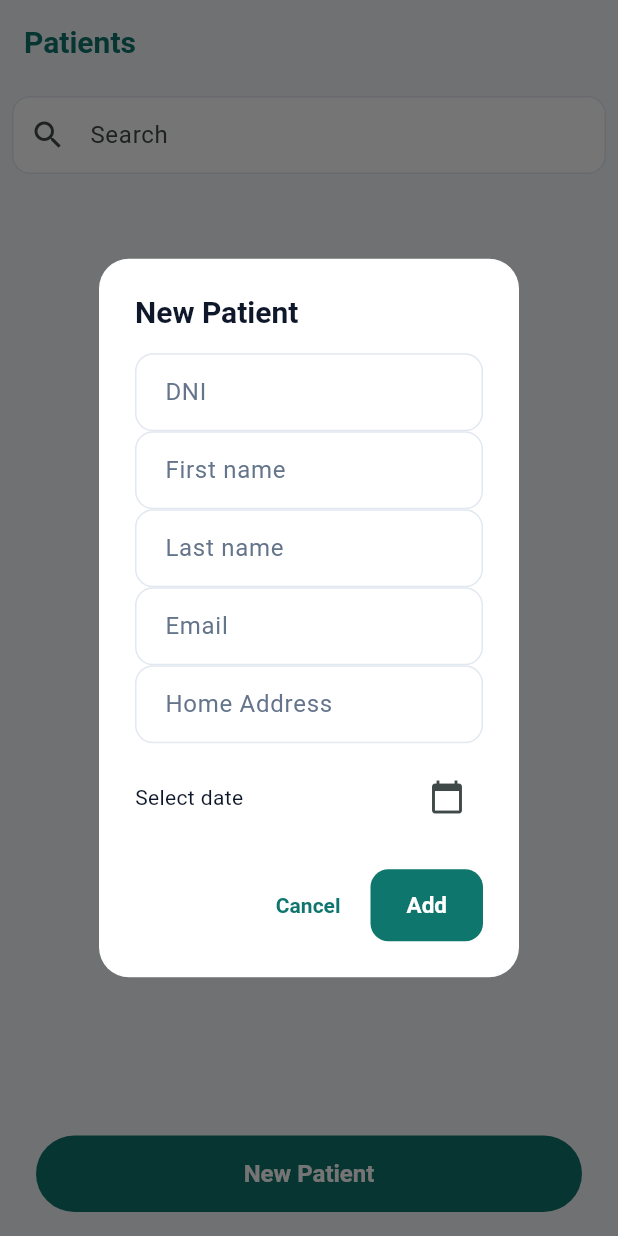
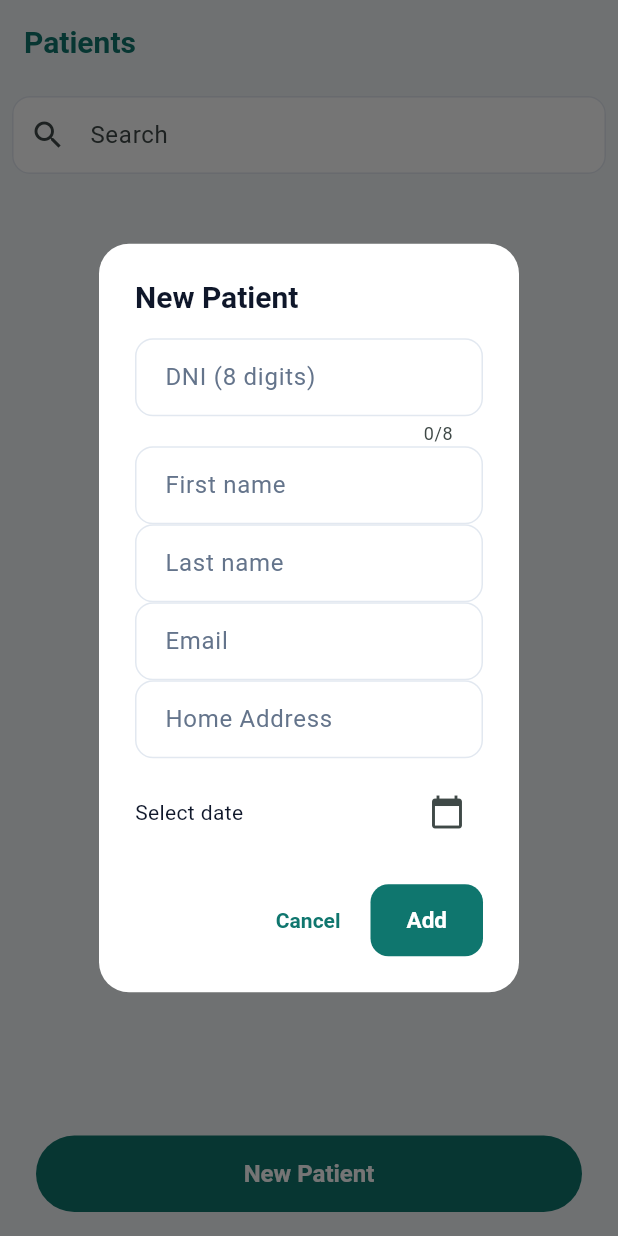
Before and after one commit to Dentify-Mobile-2026/FlutterMobileApp-Repository, a Flutter app: the PatientsView screen opened directly, after a tap on "New Patient", on a phone screen of 412 x 824 dp. Run offline on Flutter 3.47's test engine with Material 3 defaults, Android fonts, the phone set to English and light mode, and no system bars; our stand-ins replace dio, flutter_riverpod, retrofit, shared_preferences; accounts and stored records are empty; generated files the repository leaves out were written again; network calls fail.

Commit message:
fix: resolve patient creation, DNI validation, token storage on register, 404 handling, and add execution guides

```diff
--- a/lib/core/network/api_constants.dart
+++ b/lib/core/network/api_constants.dart
@@ -2,7 +2,7 @@ class ApiConstants {
   /// URL del servicio web. Se puede cambiar al compilar: --dart-define=API_BASE_URL=http://localhost:8080/api/
   static const String baseUrl = String.fromEnvironment(
     'API_BASE_URL',
-    defaultValue: "https://backend-repository-8k4q.onrender.com/api/",
+    defaultValue: "http://localhost:8080/api/",
   );
 
   static Uri endpoint(String baseUrl, String path) {
--- a/lib/iam/presentation/viewmodel/register_view_model.dart
+++ b/lib/iam/presentation/viewmodel/register_view_model.dart
@@ -1,3 +1,4 @@
+import 'package:dentify_flutter/iam/data/storage/token_storage.dart';
 import 'package:flutter_riverpod/flutter_riverpod.dart';
 import '../../domain/usecases/register_use_case.dart';
 import '../../domain/model/register.dart';
@@ -32,6 +33,7 @@ class RegisterViewModel extends StateNotifier<Login?> {
         trial: trial,
       );
       final response = await registerUseCase(registerModel);
+      await TokenStorage.saveTokens(response.accessToken, response.refreshToken);
       state = response;
       errorMessage = null;
     } catch (e) {
--- a/lib/inventory/data/remote/services/item_service.dart
+++ b/lib/inventory/data/remote/services/item_service.dart
@@ -25,6 +25,8 @@ class ItemService {
       print("BODY: ${response.body}");
       final List<dynamic> jsonResponse = json.decode(response.body);
       return jsonResponse.map((item) => ItemResponse.fromJson(item)).toList();
+    } else if (response.statusCode == 404) {
+      return [];
     } else {
       print("STATUS: ${response.statusCode}");
       print("BODY: ${response.body}");
--- a/lib/inventory/presentation/view/items_view.dart
+++ b/lib/inventory/presentation/view/items_view.dart
@@ -11,8 +11,7 @@ class ItemsView extends ConsumerWidget {
   @override
   Widget build(BuildContext context, WidgetRef ref) {
     final items = ref.watch(itemsViewModelProvider);
-    final itemsNotifier = ref.read(itemsViewModelProvider.notifier);
-    final isLoading = items.isEmpty && itemsNotifier.errorMessage == null;
+    final isLoading = ref.watch(itemsViewModelProvider.notifier).isLoading;
 
     return Scaffold(
       backgroundColor: AppColors.background, // Fondo general
--- a/lib/patientAttention/appointments/data/remote/services/appointment_service.dart
+++ b/lib/patientAttention/appointments/data/remote/services/appointment_service.dart
@@ -48,6 +48,8 @@ class AppointmentService {
       return jsonResponse
           .map((appointment) => AppointmentResponse.fromJson(appointment))
           .toList();
+    } else if (response.statusCode == 404) {
+      return [];
     } else {
       print("STATUS: ${response.statusCode}");
       print("BODY: ${response.body}");
@@ -130,6 +132,8 @@ class AppointmentService {
       return jsonResponse
           .map((patient) => PatientDataForm.fromJson(patient))
           .toList();
+    } else if (response.statusCode == 404) {
+      return [];
     } else {
       throw Exception('Failed to load patients');
     }
--- a/lib/patientAttention/appointments/presentation/view/appointments_view.dart
+++ b/lib/patientAttention/appointments/presentation/view/appointments_view.dart
@@ -68,9 +68,7 @@ class _AppointmentsViewState extends ConsumerState<AppointmentsView>
   @override
   Widget build(BuildContext context) {
     final appointments = ref.watch(appointmentsViewModelProvider);
-    final isLoading =
-        appointments.isEmpty &&
-        ref.read(appointmentsViewModelProvider.notifier).errorMessage == null;
+    final isLoading = ref.watch(appointmentsViewModelProvider.notifier).isLoading;
 
     return Scaffold(
       backgroundColor: AppColors.background,
--- a/lib/patientAttention/appointments/presentation/viewmodel/appointment_view_model.dart
+++ b/lib/patientAttention/appointments/presentation/viewmodel/appointment_view_model.dart
@@ -18,6 +18,7 @@ class AppointmentViewModel extends StateNotifier<List<Appointment>> {
   final DeleteAppointmentUseCase deleteAppointmentUseCase;
   final GetAllPatientsDataFormUseCase getAllPatientsDataFormUseCase;
   String? errorMessage;
+  bool isLoading = true;
 
   AppointmentViewModel(this.getAllAppointmentsUseCase, this.getAppointmentByIdUseCase, this.addAppointmentUseCase, this.updateAppointmentUseCase, this.deleteAppointmentUseCase, this.getAllPatientsDataFormUseCase) : super([]) {
     getAllAppointments();
@@ -25,12 +26,15 @@ class AppointmentViewModel extends StateNotifier<List<Appointment>> {
 
   Future<void> getAllAppointments() async {
     try {
+      isLoading = true;
       final appointments = await getAllAppointmentsUseCase();
       state = appointments;
     } catch (e) {
       errorMessage = e.toString();
       state = []; // Reset state on error
       print('Error fetching appointments: $errorMessage');
+    } finally {
+      isLoading = false;
     }
   }
   Future<void> getAppointmentById(int id) async {
--- a/lib/patientAttention/patients/data/remote/dto/add_patient_request.dart
+++ b/lib/patientAttention/patients/data/remote/dto/add_patient_request.dart
@@ -1,5 +1,5 @@
 class AddPatientRequest {
-  final int dni;
+  final String dni;
   final String firstName;
   final String lastName;
   final String email;
@@ -12,7 +12,7 @@ class AddPatientRequest {
     required this.lastName,
     required this.email,
     required this.homeAddress,
-    required this.birthday
+    required this.birthday,
   });
 
   Map<String, dynamic> toJson() {
@@ -22,7 +22,7 @@ class AddPatientRequest {
       'lastName': lastName,
       'email': email,
       'homeAddress': homeAddress,
-      'birthday': birthday
+      'birthday': birthday,
     };
   }
 }
--- a/lib/patientAttention/patients/data/remote/dto/update_patient_request.dart
+++ b/lib/patientAttention/patients/data/remote/dto/update_patient_request.dart
@@ -1,5 +1,5 @@
 class UpdatePatientRequest {
-  final int dni;
+  final String dni;
   final String firstName;
   final String lastName;
   final String email;
@@ -12,7 +12,7 @@ class UpdatePatientRequest {
     required this.lastName,
     required this.email,
     required this.homeAddress,
-    required this.birthday
+    required this.birthday,
   });
 
   Map<String, dynamic> toJson() {
@@ -22,7 +22,7 @@ class UpdatePatientRequest {
       'lastName': lastName,
       'email': email,
       'homeAddress': homeAddress,
-      'birthday': birthday
+      'birthday': birthday,
     };
   }
 }
--- a/lib/patientAttention/patients/data/remote/services/medical_history_service.dart
+++ b/lib/patientAttention/patients/data/remote/services/medical_history_service.dart
@@ -29,6 +29,8 @@ class MedicalHistoryService {
             (medicalHistory) => MedicalHistoryResponse.fromJson(medicalHistory),
           )
           .toList();
+    } else if (response.statusCode == 404) {
+      return [];
     } else {
       print("STATUS: ${response.statusCode}");
       print("BODY: ${response.body}");
--- a/lib/patientAttention/patients/presentation/view/patients_view.dart
+++ b/lib/patientAttention/patients/presentation/view/patients_view.dart
@@ -84,6 +84,24 @@ class PatientsView extends ConsumerWidget {
                 await ref
                     .read(patientsViewModelProvider.notifier)
                     .addPatient(newPatient);
+                final vm = ref.read(patientsViewModelProvider.notifier);
+                if (context.mounted) {
+                  if (vm.errorMessage != null) {
+                    ScaffoldMessenger.of(context).showSnackBar(
+                      SnackBar(
+                        content: Text('Error: ${vm.errorMessage}'),
+                        backgroundColor: Colors.red,
+                      ),
+                    );
+                  } else {
+                    ScaffoldMessenger.of(context).showSnackBar(
+                      const SnackBar(
+                        content: Text('Patient added successfully!'),
+                        backgroundColor: Colors.green,
+                      ),
+                    );
+                  }
+                }
               }
             },
             style: ElevatedButton.styleFrom(
--- a/lib/payment/data/di/data_module.dart
+++ b/lib/payment/data/di/data_module.dart
@@ -15,6 +15,7 @@ class DataModule {
 
   // Configurar el cliente Retrofit
   static Dio getRetrofit() {
+    _dio.interceptors.clear();
     _dio.interceptors.add(InterceptorsWrapper(
       onRequest: (options, handler) async {
         final token = await TokenStorage.getAccessToken();
--- a/pubspec.yaml
+++ b/pubspec.yaml
@@ -19,7 +19,7 @@ publish_to: 'none' # Remove this line if you wish to publish to pub.dev
 version: 1.0.0+1
 
 environment:
-  sdk: ^3.7.2
+  sdk: '>=3.6.0 <4.0.0'
 
 # Dependencies specify other packages that your package needs in order to work.
 # To automatically upgrade your package dependencies to the latest versions
```
Also changed, not shown: lib/inventory/presentation/viewmodel/item_view_model.dart (+6 -1 lines), lib/patientAttention/appointments/presentation/widgets/add_appointment_form.dart (+29 -7 lines), lib/patientAttention/patients/data/remote/services/patient_service.dart (+9 -1 lines), lib/patientAttention/patients/presentation/widgets/patient_form.dart (+19 -12 lines), lib/payment/presentation/view/invoice_view.dart (+8 -1 lines), pubspec.lock, 2 other files.
